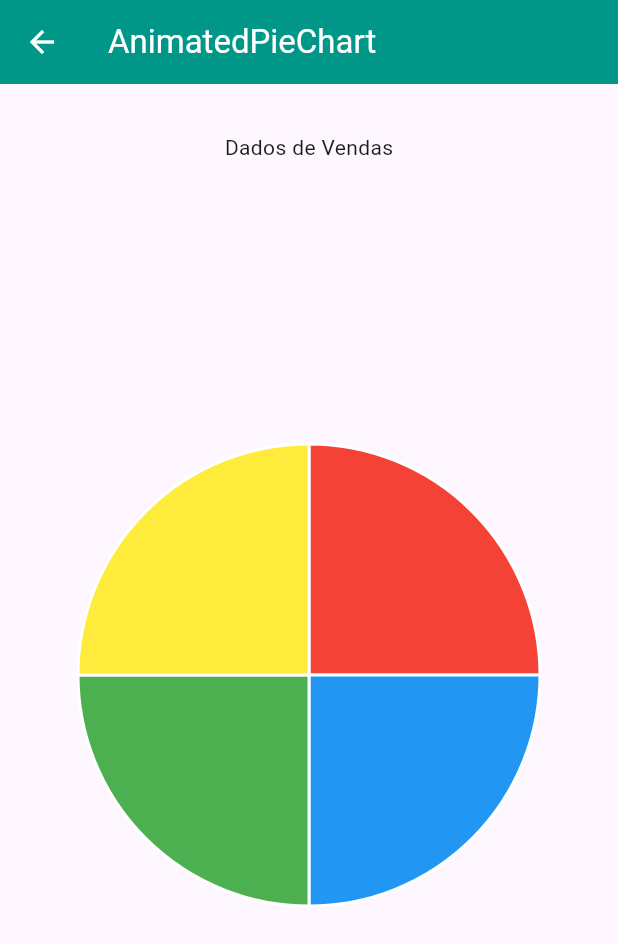
After one commit to alexclemente1985/TreinosFlutter, a Flutter app: the Section3 screen opened by its route, after a tap on "Animated Pie Charts", on a phone screen of 412 x 824 dp. The commit adds this screen. Shown: the top 944 px of the screen. Run offline on Flutter 3.47's test engine with Material 3 defaults, Android fonts, the phone set to English and light mode, and no system bars; our stand-ins replace nimble_charts.

Commit message:
Flutter Intermediate Course - Section 3

```diff
--- a/lib/home.dart
+++ b/lib/home.dart
@@ -33,7 +33,9 @@ class HomeState extends State<Home> {
                 child: Text("Seção 2")
               ),
               ElevatedButton(
-                onPressed: (){},
+                onPressed: (){
+                  Navigator.pushNamed(context,"/section3", arguments: 1);
+                },
                 child: Text("Seção 3")
               ),
               ElevatedButton(
--- /dev/null
+++ b/lib/sections/section_3/animated_pie_chart.dart
@@ -0,0 +1,76 @@
+import 'dart:math';
+
+import 'package:flutter/material.dart';
+import 'package:nimble_charts/flutter.dart' as charts;
+
+class Sales{
+  int year;
+  int sales;
+  charts.Color color;
+
+  Sales(this.year, this.sales, this.color);
+}
+
+class AnimatedPieChart extends StatefulWidget{
+  @override
+  State<StatefulWidget> createState() => AnimatedPieChartState();
+}
+
+class AnimatedPieChartState extends State<AnimatedPieChart>{
+
+  late List<Sales> _data;
+  late List<charts.Series<Sales, int>> _chartData;
+
+  void _makeData(){
+    _chartData = <charts.Series<Sales, int>>[];
+    _data = <Sales>[
+      Sales(0,Random().nextInt(100),charts.MaterialPalette.red.shadeDefault),
+      Sales(1,Random().nextInt(100),charts.MaterialPalette.blue.shadeDefault),
+      Sales(2,Random().nextInt(100),charts.MaterialPalette.green.shadeDefault),
+      Sales(3,Random().nextInt(100),charts.MaterialPalette.yellow.shadeDefault),
+    ];
+
+    _chartData.add(charts.Series(
+      id: 'Sales',
+      data: _data,
+      colorFn: (Sales sales,_)=> sales.color,
+      domainFn: (Sales sales, _) => sales.year,
+      measureFn: (Sales sales, _)=> sales.sales
+      ),
+
+    );
+  }
+
+  @override
+  void initState() {
+    _makeData();
+  }
+
+  @override
+  Widget build(BuildContext context) {
+    return Scaffold(
+      appBar: AppBar(
+        title: Text("AnimatedPieChart"),
+        backgroundColor: Colors.teal,
+        foregroundColor: Colors.white,
+      ),
+      body: Container(
+        padding: EdgeInsets.all(32),
+        child: Center(
+          child: Column(
+            children: [
+              Text("Dados de Vendas"),
+              Expanded(
+                child: charts.PieChart(
+                  _chartData,
+                  animate: true,
+                  animationDuration: Duration(seconds: 3),
+                  )
+              )
+            ],
+          ),
+        ),
+      ),
+    );
+  }
+}
--- /dev/null
+++ b/lib/sections/section_3/section_3.dart
@@ -0,0 +1,50 @@
+import 'package:flutter/material.dart';
+
+class Section3 extends StatefulWidget{
+  Map<String, String> routes;
+
+  Section3({required this.routes});
+
+  @override
+  State<StatefulWidget> createState() => Section3State();
+}
+
+class Section3State extends State<Section3>{
+  @override
+  Widget build(BuildContext context) {
+    return Scaffold(
+        appBar: AppBar(
+          backgroundColor: Colors.teal,
+          foregroundColor: Colors.white,
+          title: Text("Section 3"),
+        ),
+        body: Padding(
+            padding: EdgeInsets.all(32),
+            child: Center(
+              child: Column(
+                children: [
+                  ElevatedButton(
+                    onPressed: (){
+                      Navigator.pushNamed(context, widget.routes["charts"]!);
+                    },
+                    child: Text("Charts")
+                  ),
+                  ElevatedButton(
+                    onPressed: (){
+                      Navigator.pushNamed(context, widget.routes["grouping_data"]!);
+                    },
+                    child: Text("Grouping Data")
+                  ),
+                  ElevatedButton(
+                    onPressed: (){
+                      Navigator.pushNamed(context, widget.routes["animated_pie_charts"]!);
+                    },
+                    child: Text("Animated Pie Charts")
+                  )
+                ],
+              ),
+            ),
+          ),
+    );
+  }
+}
--- a/pubspec.yaml
+++ b/pubspec.yaml
@@ -9,6 +9,7 @@ environment:
 dependencies:
   flutter:
     sdk: flutter
+  nimble_charts: ^0.5.0-beta
 
 dev_dependencies:
   flutter_test:
```
Also changed, not shown: lib/main.dart (+12 -0 lines), lib/sections/section_3/charts.dart (added, +73 -0 lines), lib/sections/section_3/grouping_data.dart (added, +86 -0 lines), pubspec.lock.
